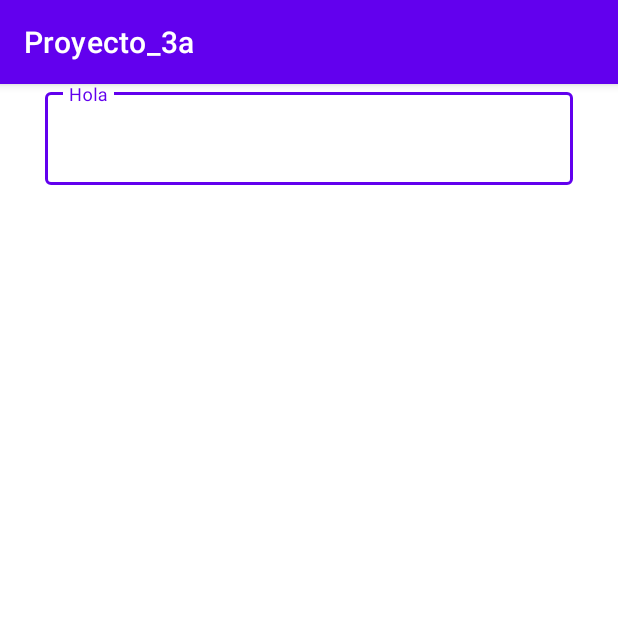
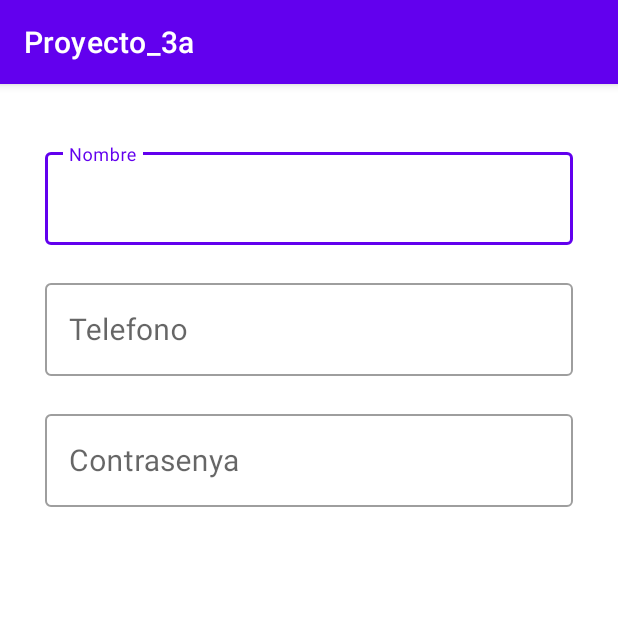
Before and after one commit to PelochoMcPollo/Proyecto_3a, an Android app: the screen it shows after launch (MainActivity before the commit, EditarPerfil after it), on a phone screen of 412 x 824 dp, the top half of it. Run offline under Robolectric (Android 15) with nearby library versions, the phone set to English and light mode, and no system bars; our stand-ins replace Volley; network calls fail.

Commit message:
Mostrar Informacion

```diff
--- a/app/src/main/AndroidManifest.xml
+++ b/app/src/main/AndroidManifest.xml
@@ -29,10 +29,18 @@
             android:label="@string/app_name"
             android:theme="@style/Theme.Proyecto_3a"
             android:exported="true"> <!-- Establece android:exported en true -->
+
+        </activity>
+
+        <activity android:name=".EditarPerfil"
+            android:label="@string/app_name"
+            android:theme="@style/Theme.Proyecto_3a"
+            android:exported="true">
             <intent-filter>
                 <action android:name="android.intent.action.MAIN" />
                 <category android:name="android.intent.category.LAUNCHER" />
             </intent-filter>
+
         </activity>
 
 
--- /dev/null
+++ b/app/src/main/java/org/example/eoliiri/proyecto_3a/EditarPerfil.java
@@ -0,0 +1,29 @@
+package org.example.eoliiri.proyecto_3a;
+
+import android.os.Bundle;
+
+import androidx.appcompat.app.AppCompatActivity;
+
+import com.android.volley.RequestQueue;
+import com.android.volley.toolbox.Volley;
+import com.google.android.material.textfield.TextInputEditText;
+
+public class EditarPerfil extends AppCompatActivity {
+    RequestQueue requestQueue;
+    TextInputEditText nombre,contrasenya,telefono;
+
+
+    @Override
+    protected void onCreate(Bundle savedInstanceState) {
+        super.onCreate(savedInstanceState);
+        setContentView(R.layout.editar_perfil);
+        requestQueue = Volley.newRequestQueue(this);
+        nombre = (TextInputEditText) findViewById(R.id.nombre);
+        contrasenya = (TextInputEditText) findViewById(R.id.contrasenya);
+        telefono = (TextInputEditText) findViewById(R.id.telefono);
+        Server.recuperarUsuario(requestQueue,nombre,contrasenya);
+        Server.recuperarTelefono(requestQueue,telefono);
+        //nombre.setText(Server.getNombre());
+        //contrasenya.setText(Server.getContrasenya());
+    }
+}
--- a/app/src/main/java/org/example/eoliiri/proyecto_3a/MainActivity.java
+++ b/app/src/main/java/org/example/eoliiri/proyecto_3a/MainActivity.java
@@ -297,7 +297,7 @@ public class MainActivity extends AppCompatActivity {
     @Override
     protected void onCreate(Bundle savedInstanceState) {
         super.onCreate(savedInstanceState);
-        setContentView(R.layout.editar_perfil);
+        setContentView(R.layout.activity_main);
 
         // Inicializa la cola de solicitudes de Volley para realizar peticiones HTTP.
         requestQueue = Volley.newRequestQueue(this);
--- a/app/src/main/java/org/example/eoliiri/proyecto_3a/Server.java
+++ b/app/src/main/java/org/example/eoliiri/proyecto_3a/Server.java
@@ -8,7 +8,12 @@ import com.android.volley.Request;
 import com.android.volley.RequestQueue;
 import com.android.volley.Response;
 import com.android.volley.VolleyError;
+import com.android.volley.toolbox.JsonObjectRequest;
 import com.android.volley.toolbox.StringRequest;
+import com.google.android.material.textfield.TextInputEditText;
+
+import org.json.JSONException;
+import org.json.JSONObject;
 
 import java.util.HashMap;
 import java.util.Map;
@@ -21,6 +26,11 @@ public class Server {
 
     // URL del servidor al que se enviarán las mediciones.
     private static final String Url1 = "http://192.168.148.194/proyecto_3a/src/api/guardarprueba.php";
+    private static final String UrlRecuperarUsuario = "http://192.168.148.194/proyecto_3a/src/api/recuperarusuario.php?email=pepe@gmail.com";
+    private static final String  UrlRecuperarTelefono = "http://192.168.148.194/proyecto_3a/src/api/recuperartelefono.php?email=pepe@gmail.com";
+
+    private static String nombre,contrasenya,telefono;
+
 
 
     /**
@@ -66,6 +76,71 @@ public class Server {
         requestQueue.add(stringRequest);
     }
 
+
+
+    public static void recuperarUsuario(RequestQueue requestQueue, TextInputEditText nombrei, TextInputEditText contrasenyai) {
+        JsonObjectRequest jsonObjectRequest = new JsonObjectRequest(
+                Request.Method.GET,    // Método HTTP (POST).
+                UrlRecuperarUsuario,                   // URL del servidor.
+                null,
+                new Response.Listener<JSONObject>() {
+                    @Override
+                    public void onResponse(JSONObject response) {
+                        try
+                        {
+                            nombre = response.getString("nombreyapellidos");
+                            contrasenya = response.getString("contrasenya");
+                            nombrei.setText(nombre);
+                            contrasenyai.setText(contrasenya);
+
+                        }
+                        catch (JSONException e)
+                        {
+                            e.printStackTrace();
+                        }
+                    }
+                },
+                new Response.ErrorListener() {
+                    @Override
+                    public void onErrorResponse(VolleyError error) {
+
+                    }
+                }
+        );
+        requestQueue.add(jsonObjectRequest);
+
+    }
+
+    public static void recuperarTelefono(RequestQueue requestQueue, TextInputEditText telefonoi) {
+        JsonObjectRequest jsonObjectRequest = new JsonObjectRequest(
+                Request.Method.GET,    // Método HTTP (POST).
+                UrlRecuperarTelefono,                   // URL del servidor.
+                null,
+                new Response.Listener<JSONObject>() {
+                    @Override
+                    public void onResponse(JSONObject response) {
+                        try
+                        {
+                            telefono = response.getString("telefono");
+                            telefonoi.setText(telefono);
+
+                        }
+                        catch (JSONException e)
+                        {
+                            e.printStackTrace();
+                        }
+                    }
+                },
+                new Response.ErrorListener() {
+                    @Override
+                    public void onErrorResponse(VolleyError error) {
+
+                    }
+                }
+        );
+        requestQueue.add(jsonObjectRequest);
+
+    }
     /**
      * getUrl1()
      *
@@ -80,4 +155,16 @@ public class Server {
     {
         return  Url1;
     }
+    public static String getUrlRecuperarUsuario()
+    {
+        return  UrlRecuperarUsuario;
+    }
+    public static String getNombre()
+    {
+        return  nombre;
+    }
+    public static String getContrasenya()
+    {
+        return  contrasenya;
+    }
 }
--- a/app/src/main/res/layout/editar_perfil.xml
+++ b/app/src/main/res/layout/editar_perfil.xml
@@ -5,11 +5,12 @@
     android:layout_height="match_parent">
 
     <com.google.android.material.textfield.TextInputLayout
-        android:id="@+id/til_clave"
+        android:id="@+id/til_nombre"
         style="@style/Widget.MaterialComponents.TextInputLayout.OutlinedBox"
         android:layout_width="0dp"
         android:layout_height="wrap_content"
         android:layout_marginStart="30dp"
+        android:layout_marginTop="40dp"
         android:layout_marginEnd="30dp"
         android:minHeight="?android:attr/actionBarSize"
         android:transitionGroup="true"
@@ -19,12 +20,69 @@
         app:layout_constraintTop_toTopOf="parent">
 
         <com.google.android.material.textfield.TextInputEditText
-            android:id="@+id/correol"
+            android:id="@+id/nombre"
             android:layout_width="match_parent"
             android:layout_height="match_parent"
-            android:hint="Hola"
+            android:fontFamily="@font/roboto"
+            android:hint="Nombre"
             android:imeOptions="actionNext"
-            android:inputType="textEmailAddress"
+            android:inputType="text"
             android:textSize="20sp" />
+
     </com.google.android.material.textfield.TextInputLayout>
+
+    <com.google.android.material.textfield.TextInputLayout
+        android:id="@+id/til_telefono"
+        style="@style/Widget.MaterialComponents.TextInputLayout.OutlinedBox"
+        android:layout_width="0dp"
+        android:layout_height="wrap_content"
+        android:layout_marginStart="30dp"
+        android:layout_marginTop="20dp"
+        android:layout_marginEnd="30dp"
+        android:minHeight="?android:attr/actionBarSize"
+        android:transitionGroup="true"
+        app:layout_constraintEnd_toEndOf="parent"
+        app:layout_constraintLeft_toLeftOf="parent"
+        app:layout_constraintStart_toStartOf="parent"
+        app:layout_constraintTop_toBottomOf="@+id/til_nombre">
+
+        <com.google.android.material.textfield.TextInputEditText
+            android:id="@+id/telefono"
+            android:layout_width="match_parent"
+            android:layout_height="match_parent"
+            android:fontFamily="@font/roboto"
+            android:hint="Telefono"
+            android:imeOptions="actionNext"
+            android:inputType="text"
+            android:textSize="20sp" />
+
+    </com.google.android.material.textfield.TextInputLayout>
+
+    <com.google.android.material.textfield.TextInputLayout
+        android:id="@+id/til_contrasenya"
+        style="@style/Widget.MaterialComponents.TextInputLayout.OutlinedBox"
+        android:layout_width="0dp"
+        android:layout_height="wrap_content"
+        android:layout_marginStart="30dp"
+        android:layout_marginTop="20dp"
+        android:layout_marginEnd="30dp"
+        android:minHeight="?android:attr/actionBarSize"
+        android:transitionGroup="true"
+        app:layout_constraintEnd_toEndOf="parent"
+        app:layout_constraintLeft_toLeftOf="parent"
+        app:layout_constraintStart_toStartOf="parent"
+        app:layout_constraintTop_toBottomOf="@+id/til_telefono">
+
+        <com.google.android.material.textfield.TextInputEditText
+            android:id="@+id/contrasenya"
+            android:layout_width="match_parent"
+            android:layout_height="match_parent"
+            android:fontFamily="@font/roboto"
+            android:hint="Contrasenya"
+            android:imeOptions="actionNext"
+            android:inputType="text"
+            android:textSize="20sp" />
+
+    </com.google.android.material.textfield.TextInputLayout>
+
 </androidx.constraintlayout.widget.ConstraintLayout>
```
